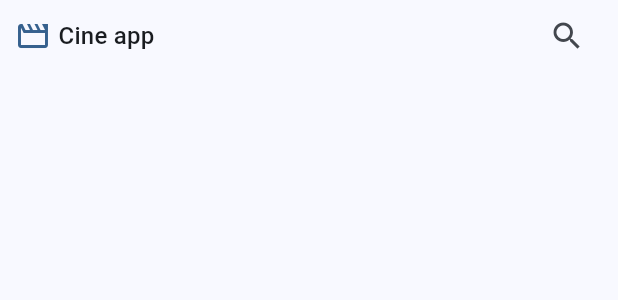
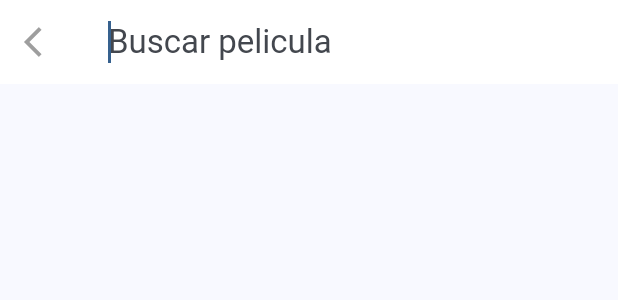
Before and after one commit to branddoon/flutter-cineapp-course, a Flutter app: the CustomAppbar widget shown alone on an empty page, opened directly, after a tap on the "search" icon, on a phone screen of 412 x 824 dp. Shown: the top 300 px of the screen. Run offline on Flutter 3.47's test engine with Material 3 defaults, Android fonts, the phone set to English and light mode, and no system bars; our stand-ins replace animate_do, card_swiper, dio, flutter_dotenv, flutter_riverpod, go_router; network calls fail.

Commit message:
Feat: First implementation of search

```diff
--- a/lib/domain/datasources/movies_datasource.dart
+++ b/lib/domain/datasources/movies_datasource.dart
@@ -11,4 +11,6 @@ abstract class MovieDatasource{
   Future<List<Movie>>getTopRated({ int page = 1});
 
   Future<Movie>getMovieById(String id);
+
+  Future<List<Movie>> searchMovies (String query);
 }
--- a/lib/domain/repositories/movies_datasource.dart
+++ b/lib/domain/repositories/movies_datasource.dart
@@ -11,4 +11,6 @@ abstract class MovieRepository{
   Future<List<Movie>>getTopRated({ int page = 1});
 
   Future<Movie>getMovieById(String id);
+
+  Future<List<Movie>> searchMovies (String query);
 }
--- a/lib/infrastructure/datasource/moviedb_datasource.dart
+++ b/lib/infrastructure/datasource/moviedb_datasource.dart
@@ -69,4 +69,13 @@ class MoviedbDatasource extends MovieDatasource{
     return MovieMapper.movieDtlsToEntity(movieDB);
   }
 
+  @override
+  Future<List<Movie>> searchMovies(Pattern query) async {
+    final response = await dio.get('/search/movie',
+      queryParameters: {
+        'query': query
+    });
+    return _jsonToMovies(response.data);
+  }
+
 }
--- a/lib/infrastructure/repositories/movie_repository_imp.dart
+++ b/lib/infrastructure/repositories/movie_repository_imp.dart
@@ -34,4 +34,9 @@ class MovieRepositoryImpl extends MovieRepository{
     return datasource.getMovieById(id);
   }
 
+  @override
+  Future<List<Movie>> searchMovies(String query) {
+    return datasource.searchMovies(query);
+  }
+
 }
--- /dev/null
+++ b/lib/presentation/delegates/search_movie_delegate.dart
@@ -0,0 +1,61 @@
+import 'package:animate_do/animate_do.dart';
+import 'package:cineapp/domain/entities/movie.dart';
+import 'package:flutter/material.dart';
+
+typedef SearchMovieCallback = Future<List<Movie>> Function(String query);
+
+class SearchMovieDelegate extends SearchDelegate<Movie>{
+
+  final SearchMovieCallback searchMovies;
+
+  SearchMovieDelegate({required this.searchMovies});
+
+  @override
+  String? get searchFieldLabel => 'Buscar pelicula';
+
+  @override
+  List<Widget>? buildActions(BuildContext context) {
+
+    return [
+
+      //if(query.isNotEmpty)
+        FadeIn(
+          animate: query.isNotEmpty,
+          child: IconButton(
+            onPressed: ()=> query = '',
+            icon: Icon(Icons.clear),
+          ),
+        )
+    ];
+  }
+
+  @override
+  Widget? buildLeading(BuildContext context) {
+    return IconButton(
+      onPressed: () => (),
+      icon: Icon(Icons.arrow_back_ios));
+  }
+
+  @override
+  Widget buildResults(BuildContext context) {
+    return Text('buildResults');
+  }
+
+  @override
+  Widget buildSuggestions(BuildContext context) {
+    return FutureBuilder(
+      future: searchMovies(query),
+      builder: (context, snapshot){
+        final movies = snapshot.data ?? [];
+        return ListView.builder(
+          itemCount: movies.length,
+          itemBuilder: (context, index){
+            final movie = movies[index];
+            return ListTile(
+              title: Text(movie.title),
+            );
+        });
+      });
+  }
+
+}
--- a/lib/presentation/screens/movie_screen.dart
+++ b/lib/presentation/screens/movie_screen.dart
@@ -1,3 +1,4 @@
+import 'package:animate_do/animate_do.dart';
 import 'package:cineapp/domain/entities/movie.dart';
 import 'package:cineapp/presentation/providers/movies/movie_info_provider.dart';
 import 'package:cineapp/presentation/providers/providers.dart';
@@ -206,6 +207,10 @@ class _CustomSliverAppBar extends StatelessWidget {
               child: Image.network(
                 movie.posterPath,
                 fit: BoxFit.cover,
+                loadingBuilder: (context, child, loadingProgress){
+                  if (loadingProgress != null ) return const SizedBox();
+                  return FadeIn(child: child);
+                },
               ),
             ),
             SizedBox.expand(
--- a/lib/presentation/widgets/shared/custom_appbar.dart
+++ b/lib/presentation/widgets/shared/custom_appbar.dart
@@ -1,10 +1,13 @@
+import 'package:cineapp/presentation/delegates/search_movie_delegate.dart';
+import 'package:cineapp/presentation/providers/providers.dart';
 import 'package:flutter/material.dart';
+import 'package:flutter_riverpod/flutter_riverpod.dart';
 
-class CustomAppbar extends StatelessWidget {
+class CustomAppbar extends ConsumerWidget {
   const CustomAppbar({super.key});
 
   @override
-  Widget build(BuildContext context) {
+  Widget build(BuildContext context, ref) {
 
     final colors = Theme.of(context).colorScheme;
 
@@ -22,9 +25,20 @@ class CustomAppbar extends StatelessWidget {
               SizedBox(
                 width: 5,
               ),
-              Text('Cine app', style: titleStyle,),
+              Text('', style: titleStyle,),
               Spacer(),
-              IconButton(onPressed: (){}, icon: Icon(Icons.search))
+              IconButton(
+                onPressed: (){
+
+                  final movieRepository = ref.read(movieRepositoryProvider);
+
+                  showSearch(
+                    context: context,
+                    delegate: SearchMovieDelegate(
+                      searchMovies: movieRepository.searchMovies
+                    ));
+                },
+               icon: Icon(Icons.search))
 
             ],
           ),
```
